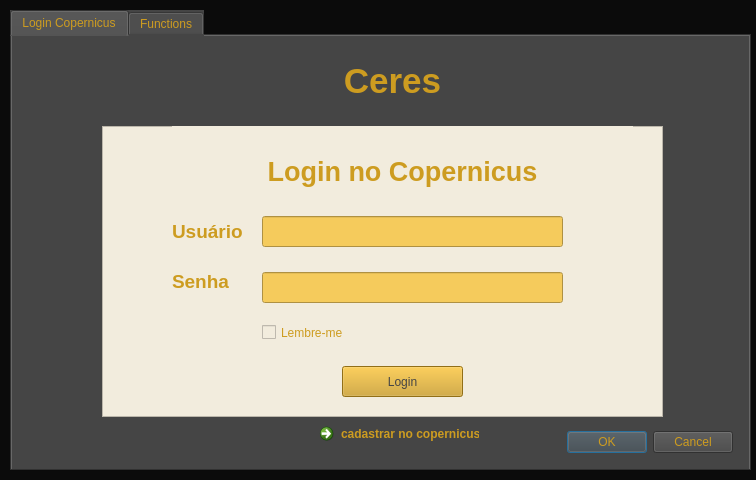
michaelthierry/Ceres_Linux, file ceres_dialog_base.ui: the form before one commit.
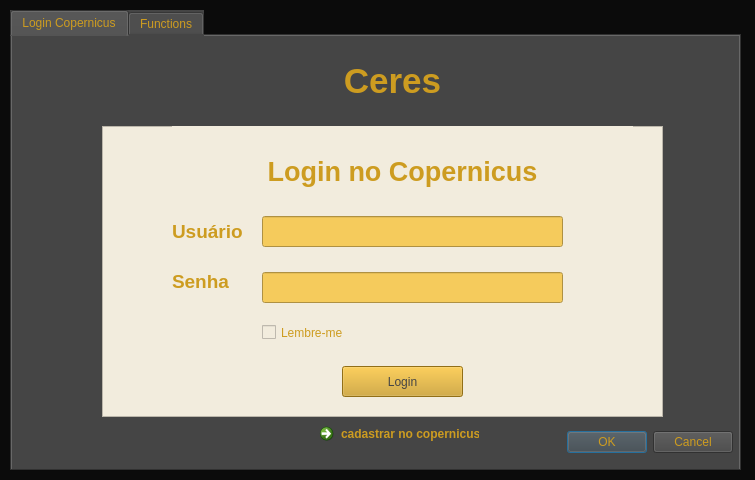
The form after the commit. Custom widgets are drawn as their Qt base class.

Patch:
```diff
--- a/ceres_dialog_base.ui
+++ b/ceres_dialog_base.ui
@@ -6,25 +6,52 @@
    <rect>
     <x>0</x>
     <y>0</y>
-    <width>756</width>
+    <width>755</width>
     <height>480</height>
    </rect>
   </property>
+  <property name="sizePolicy">
+   <sizepolicy hsizetype="Fixed" vsizetype="Fixed">
+    <horstretch>0</horstretch>
+    <verstretch>0</verstretch>
+   </sizepolicy>
+  </property>
+  <property name="minimumSize">
+   <size>
+    <width>755</width>
+    <height>480</height>
+   </size>
+  </property>
+  <property name="maximumSize">
+   <size>
+    <width>755</width>
+    <height>480</height>
+   </size>
+  </property>
   <property name="windowTitle">
    <string>Ceres</string>
   </property>
   <property name="styleSheet">
    <string notr="true">background-color: rgb(11, 11, 11);</string>
   </property>
+  <property name="sizeGripEnabled">
+   <bool>false</bool>
+  </property>
   <widget class="QTabWidget" name="tabWidget">
    <property name="geometry">
     <rect>
      <x>10</x>
      <y>10</y>
-     <width>741</width>
+     <width>731</width>
      <height>461</height>
     </rect>
    </property>
+   <property name="sizePolicy">
+    <sizepolicy hsizetype="Preferred" vsizetype="Preferred">
+     <horstretch>0</horstretch>
+     <verstretch>0</verstretch>
+    </sizepolicy>
+   </property>
    <property name="styleSheet">
     <string notr="true">background-color: rgb(69, 69, 69);
 color: rgb(205, 156, 32);</string>
@@ -42,9 +69,9 @@
     <widget class="QDialogButtonBox" name="button_box">
      <property name="geometry">
       <rect>
-       <x>380</x>
+       <x>550</x>
        <y>390</y>
-       <width>341</width>
+       <width>171</width>
        <height>32</height>
       </rect>
      </property>
```
